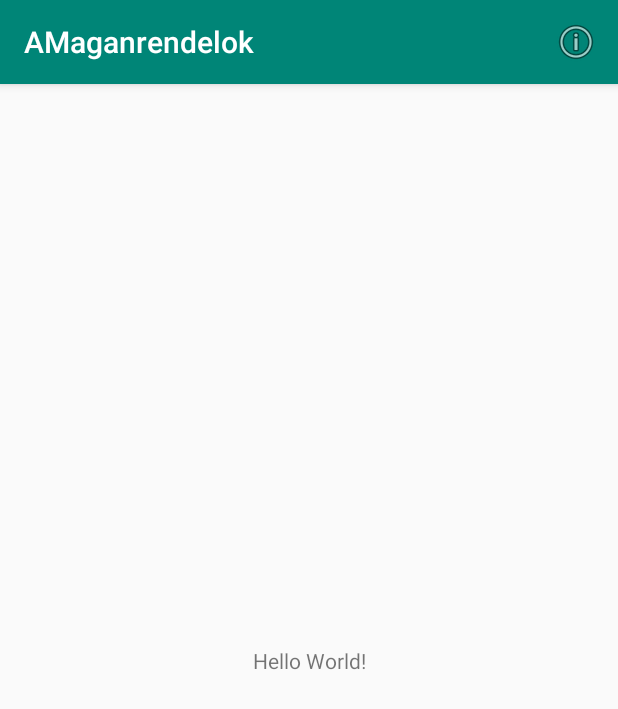
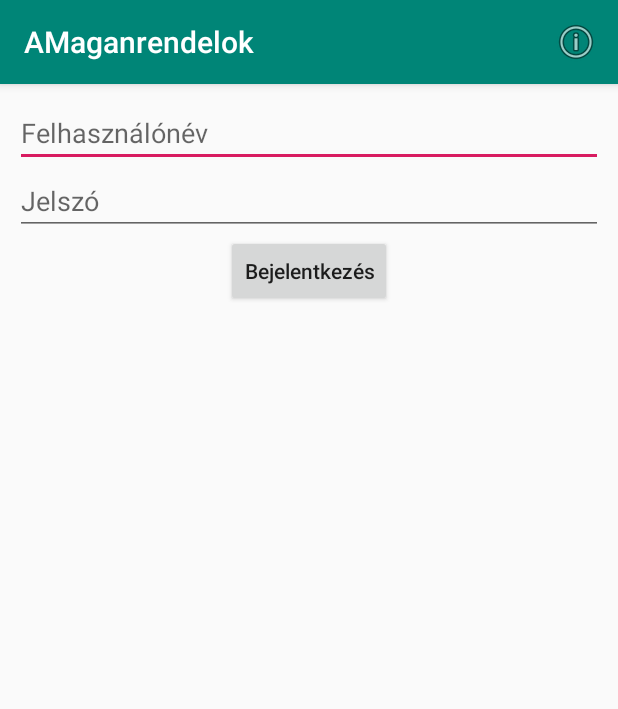
Before and after one commit to Dominik727/Amaganrendelok, an Android app: the screen it shows after launch (MainActivity), on a phone screen of 412 x 824 dp. Shown: the top 709 px of the screen. Run offline under Robolectric (Android 15) with nearby library versions, the phone set to English and light mode, and no system bars.

Commit message:
Bejelentkező felület elkészítése

```diff
--- a/Android/app/src/main/java/com/example/amaganrendelok/MainActivity.kt
+++ b/Android/app/src/main/java/com/example/amaganrendelok/MainActivity.kt
@@ -4,12 +4,21 @@ import androidx.appcompat.app.AppCompatActivity
 import android.os.Bundle
 import android.view.Menu
 import android.view.MenuItem
+import android.widget.Toast
+import kotlinx.android.synthetic.main.activity_main.*
 
 class MainActivity : AppCompatActivity() {
 
     override fun onCreate(savedInstanceState: Bundle?) {
         super.onCreate(savedInstanceState)
         setContentView(R.layout.activity_main)
+
+        login_btn.setOnClickListener {
+            var status = if (username_et.text.toString().equals("test")
+                && passwd_et.text.toString().equals("test")
+            ) "Bejelentkezés sikeres" else "Bejelentkezés sikertelen"
+            Toast.makeText(this, status, Toast.LENGTH_SHORT).show()
+        }
     }
 
     override fun onCreateOptionsMenu(menu: Menu?): Boolean {
@@ -28,5 +37,4 @@ class MainActivity : AppCompatActivity() {
     private fun showInfo(){
 
     }
-
 }
--- a/Android/app/src/main/res/layout/activity_main.xml
+++ b/Android/app/src/main/res/layout/activity_main.xml
@@ -1,5 +1,5 @@
 <?xml version="1.0" encoding="utf-8"?>
-<androidx.constraintlayout.widget.ConstraintLayout
+<RelativeLayout
     xmlns:android="http://schemas.android.com/apk/res/android"
     xmlns:tools="http://schemas.android.com/tools"
     xmlns:app="http://schemas.android.com/apk/res-auto"
@@ -7,13 +7,32 @@
     android:layout_height="match_parent"
     tools:context=".MainActivity">
 
-    <TextView
-        android:layout_width="wrap_content"
-        android:layout_height="wrap_content"
-        android:text="Hello World!"
-        app:layout_constraintBottom_toBottomOf="parent"
-        app:layout_constraintLeft_toLeftOf="parent"
-        app:layout_constraintRight_toRightOf="parent"
-        app:layout_constraintTop_toTopOf="parent" />
+    <LinearLayout
+        android:layout_width="match_parent"
+        android:orientation="vertical"
+        android:layout_margin="10dp"
+        android:layout_height="wrap_content">
+        <EditText
+            android:id="@+id/username_et"
+            android:layout_width="match_parent"
+            android:hint="Felhasználónév"
+            android:layout_height="wrap_content">
+        </EditText>
+        <EditText
+            android:id="@+id/passwd_et"
+            android:layout_width="match_parent"
+            android:layout_height="wrap_content"
+            android:hint="Jelszó"
+            android:inputType="textPassword">
+        </EditText>
+        <Button
+            android:id="@+id/login_btn"
+            android:layout_width="wrap_content"
+            android:layout_height="wrap_content"
+            android:text="Bejelentkezés"
+            android:layout_gravity="center"
+            android:textAllCaps="false">
+        </Button>
+    </LinearLayout>
 
-</androidx.constraintlayout.widget.ConstraintLayout>
+</RelativeLayout>
```
